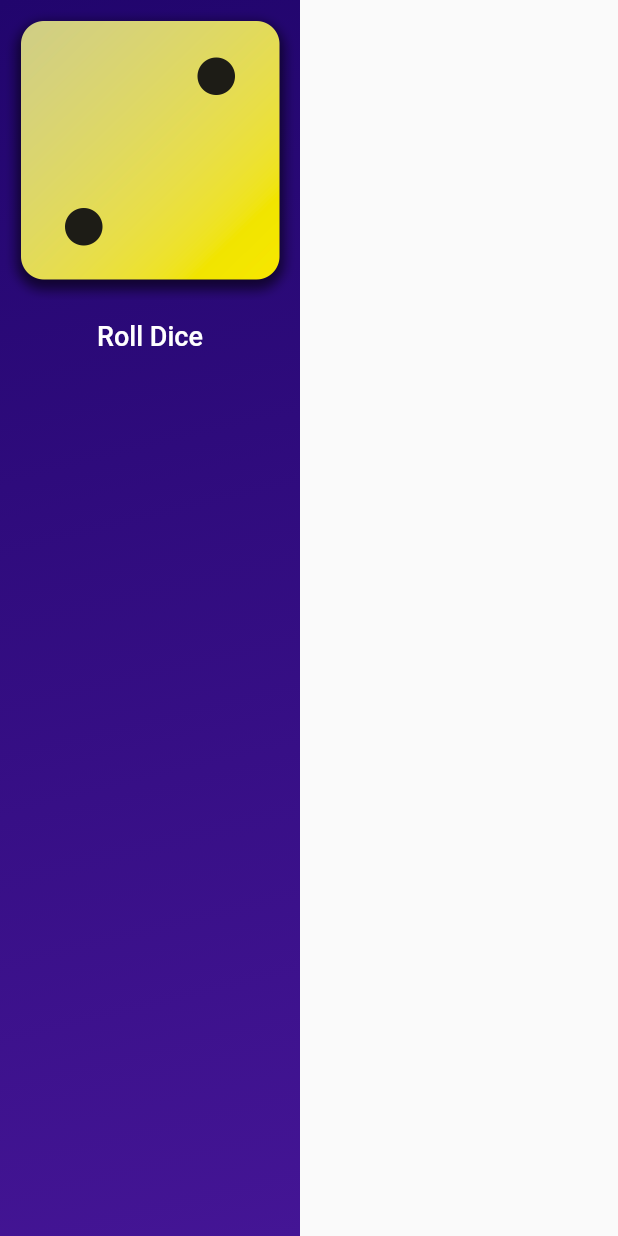
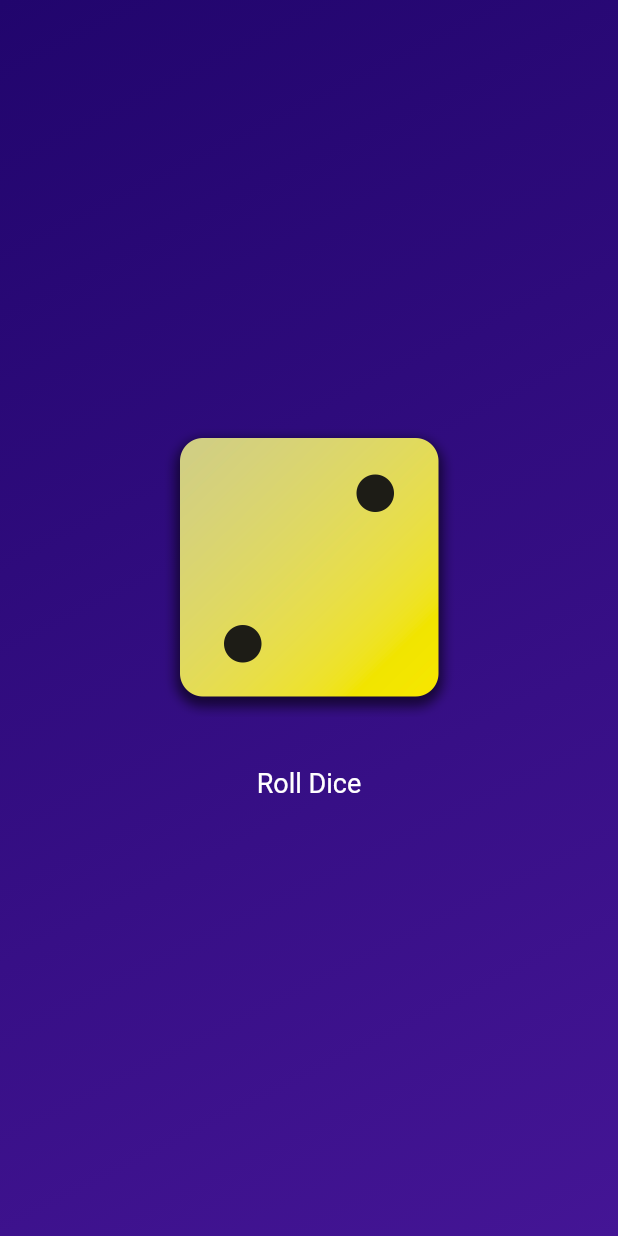
Before and after one commit to hongphuc5497/flutter-fundamental, a Flutter app: the screen it shows after launch, on a phone screen of 412 x 824 dp. Run offline on Flutter 3.47's test engine with Material 2 defaults, Android fonts, the phone set to English and light mode, and no system bars.

Commit message:
flutter: btn handling - wip

```diff
--- a/lib/gradient_container.dart
+++ b/lib/gradient_container.dart
@@ -45,9 +45,9 @@ class GradientContainer extends StatelessWidget {
 
   // postional agrs: const GradientContainer(this.colors, this.text, {super.key});
   // named agrs:
-  const GradientContainer(this.color1, this.color2, this.text, {super.key});
+  GradientContainer(this.color1, this.color2, this.text, {super.key});
 
-  const GradientContainer.purple({super.key})
+  GradientContainer.purple({super.key})
       : color1 = Colors.purple,
         color2 = Colors.indigo,
         text = 'Called from purple func';
@@ -57,8 +57,15 @@ class GradientContainer extends StatelessWidget {
 
   final String text;
 
+  var activeDiceImagePath = 'assets/images/dice-2.png';
+
   void rollDice() {
-    print('Rolling dice...');
+    print(activeDiceImagePath);
+    List<int> numbers = List.generate(6, (index) => index + 1);
+    for (int numb in numbers) {
+      activeDiceImagePath = 'assets/images/dice-$numb.png';
+      print(activeDiceImagePath);
+    }
   }
 
   @override
@@ -68,14 +75,32 @@ class GradientContainer extends StatelessWidget {
         gradient: LinearGradient(
             colors: [color1, color2], begin: startAlignment, end: endAlignment),
       ),
+      child: Center(
         child: Column(
+          mainAxisSize: MainAxisSize.min,
           children: [
             Image.asset(
-            'assets/images/dice-2.png',
+              activeDiceImagePath,
               width: 200,
             ),
-          TextButton(onPressed: rollDice, child: StyledText(text)),
+            const SizedBox(
+              height: 20,
+            ),
+            TextButton(
+                onPressed: rollDice,
+                style: TextButton.styleFrom(
+                  // padding: EdgeInsets.only(
+                  //   top: 20,
+                  // ),
+                  foregroundColor: Colors.white,
+                  textStyle: const TextStyle(
+                    fontSize: 28,
+                    color: Colors.amber,
+                  ),
+                ),
+                child: StyledText(text)),
           ],
+        ),
       ),
     );
   }
--- a/lib/main.dart
+++ b/lib/main.dart
@@ -5,13 +5,13 @@ import 'package:flutter_fundamental/gradient_container.dart';
 void main() {
   const outputText = 'Roll Dice';
 
-  runApp(const MaterialApp(
+  runApp(MaterialApp(
     debugShowCheckedModeBanner: false,
     home: Scaffold(
       // body: GradientContainer.purple(),
       body: GradientContainer(
-        Color.fromARGB(255, 33, 5, 109),
-        Color.fromARGB(255, 68, 21, 149),
+        const Color.fromARGB(255, 33, 5, 109),
+          const Color.fromARGB(255, 68, 21, 149),
         outputText
       ),
     ),
```
Lines whose indentation alone changed are shown as unchanged.
